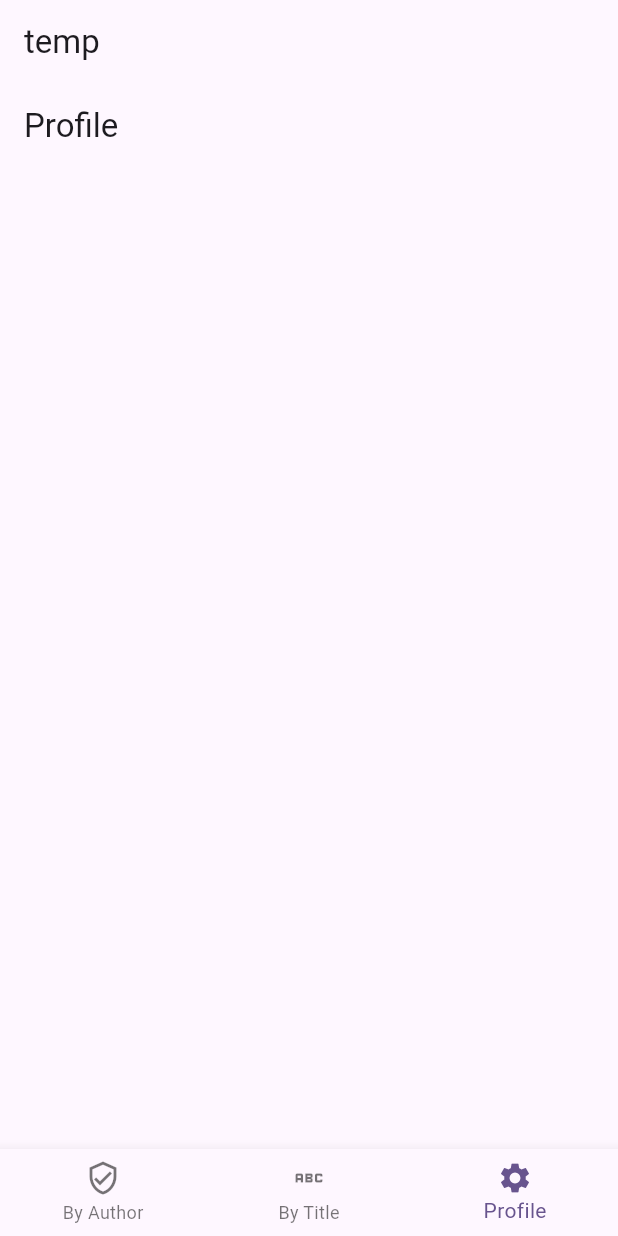
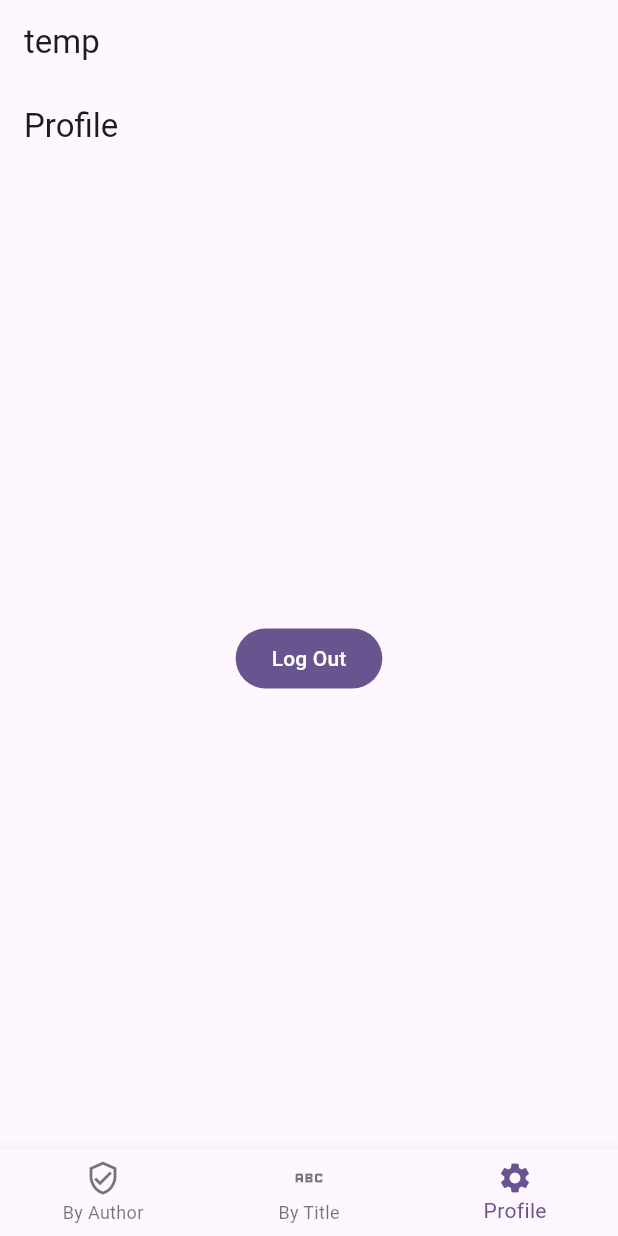
Before and after one commit to jossean-rivera/homework4, a Flutter app: the ProfilePage screen opened by its route, on a phone screen of 412 x 824 dp. Run offline on Flutter 3.47's test engine with Material 3 defaults, Android fonts, the phone set to English and light mode, and no system bars; our stand-ins replace go_router.

Commit message:
Hide bottom bar in /detail pages

```diff
--- a/lib/navigation/route_names.dart
+++ b/lib/navigation/route_names.dart
@@ -1,5 +1,4 @@
 class RouteNames {
-  static const String home = "home";
   static const String byAuthor = "byAuthor";
   static const String byAuthorDetail = "byAuthorDetail";
   static const String byTitle = "byTitle";
--- a/lib/navigation/router.dart
+++ b/lib/navigation/router.dart
@@ -1,3 +1,4 @@
+import 'package:flutter/material.dart';
 import 'package:go_router/go_router.dart';
 import 'package:homework4/navigation/route_names.dart';
 import 'package:homework4/navigation/scaffold_with_nav_bar.dart';
@@ -8,9 +9,17 @@ import 'package:homework4/pages/by_title_page.dart';
 import 'package:homework4/pages/login_page.dart';
 import 'package:homework4/pages/profile_page.dart';
 
-final router = GoRouter(routes: [
+// Keys for showing/hiding the bottom bar
+final GlobalKey<NavigatorState> rootNavigatorKey = GlobalKey<NavigatorState>(debugLabel: "Root");
+final GlobalKey<NavigatorState> shellNavigatorKey = GlobalKey<NavigatorState>(debugLabel: "Shell");
+
+final router = GoRouter(
+  navigatorKey: rootNavigatorKey, // root navigator key
+  routes: [
     ShellRoute(
-    builder: (context, state, child) => ScaffoldWithNavBar(title: "temp", child: child),
+      navigatorKey: shellNavigatorKey,
+      builder: (context, state, child) =>
+          ScaffoldWithNavBar(title: "temp", child: child),
       routes: [
         GoRoute(
           path: "/byAuthor",
@@ -20,6 +29,7 @@ final router = GoRouter(routes: [
             GoRoute(
               path: "detail",
               name: RouteNames.byAuthorDetail,
+              parentNavigatorKey: rootNavigatorKey, // Push to root navigator
               builder: (context, state) => const ByAuthorDetailPage(),
             ),
           ],
@@ -32,6 +42,7 @@ final router = GoRouter(routes: [
             GoRoute(
               path: "detail",
               name: RouteNames.byTitleDetail,
+              parentNavigatorKey: rootNavigatorKey, // Push to root navigator
               builder: (context, state) => const ByTitleDetailPage(),
             ),
           ],
@@ -48,4 +59,5 @@ final router = GoRouter(routes: [
       name: RouteNames.login,
       builder: (context, state) => const LoginPage(),
     ),
-]);
+  ],
+);
--- a/lib/pages/login_page.dart
+++ b/lib/pages/login_page.dart
@@ -15,7 +15,7 @@ class LoginPage extends StatelessWidget {
         child: FilledButton(
           child: const Text("Log In"),
           onPressed: () {
-            context.goNamed(RouteNames.home);
+            context.goNamed(RouteNames.byAuthor);
           },
         ),
       ),
--- a/lib/pages/profile_page.dart
+++ b/lib/pages/profile_page.dart
@@ -1,4 +1,6 @@
 import 'package:flutter/material.dart';
+import 'package:go_router/go_router.dart';
+import 'package:homework4/navigation/route_names.dart';
 
 class ProfilePage extends StatelessWidget {
   const ProfilePage({super.key});
@@ -9,6 +11,14 @@ class ProfilePage extends StatelessWidget {
       appBar: AppBar(
         title: const Text("Profile"),
       ),
+      body: Center(
+        child: FilledButton(
+          child: const Text("Log Out"),
+          onPressed: () {
+            context.goNamed(RouteNames.login);
+          },
+        ),
+      ),
     );
   }
 }
```
Lines whose indentation alone changed are shown as unchanged.
